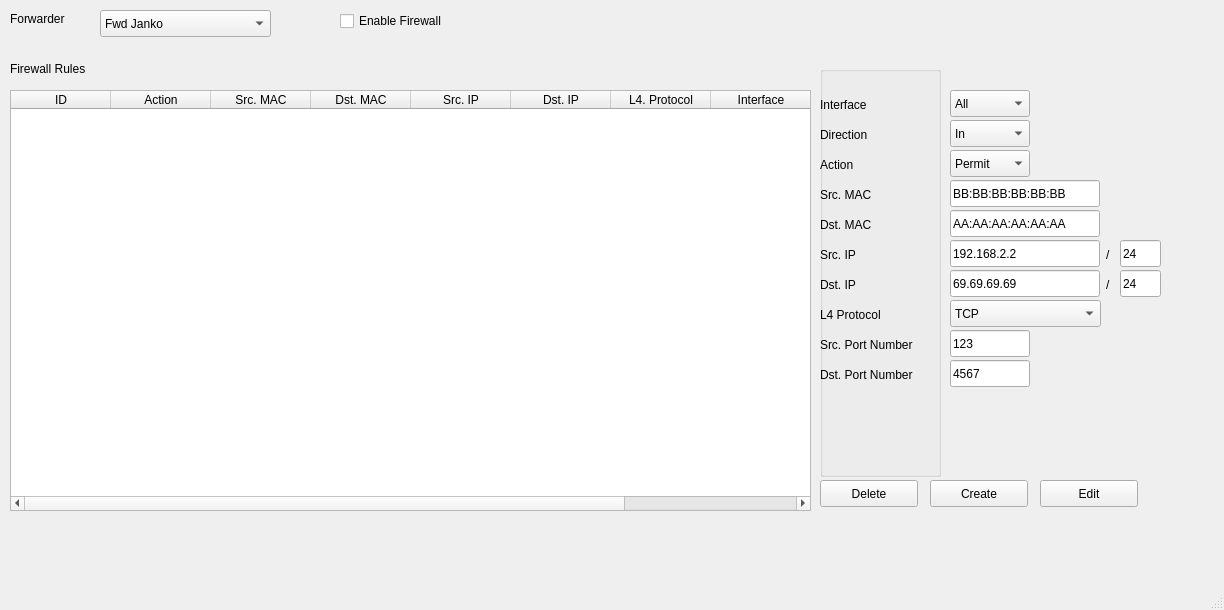
Above: code/APP_GUI/gui.ui from aks-2017/semestralne-zadania-semestralne-zadanie-74148-74196-65786 before the change. Below: the same form after it.
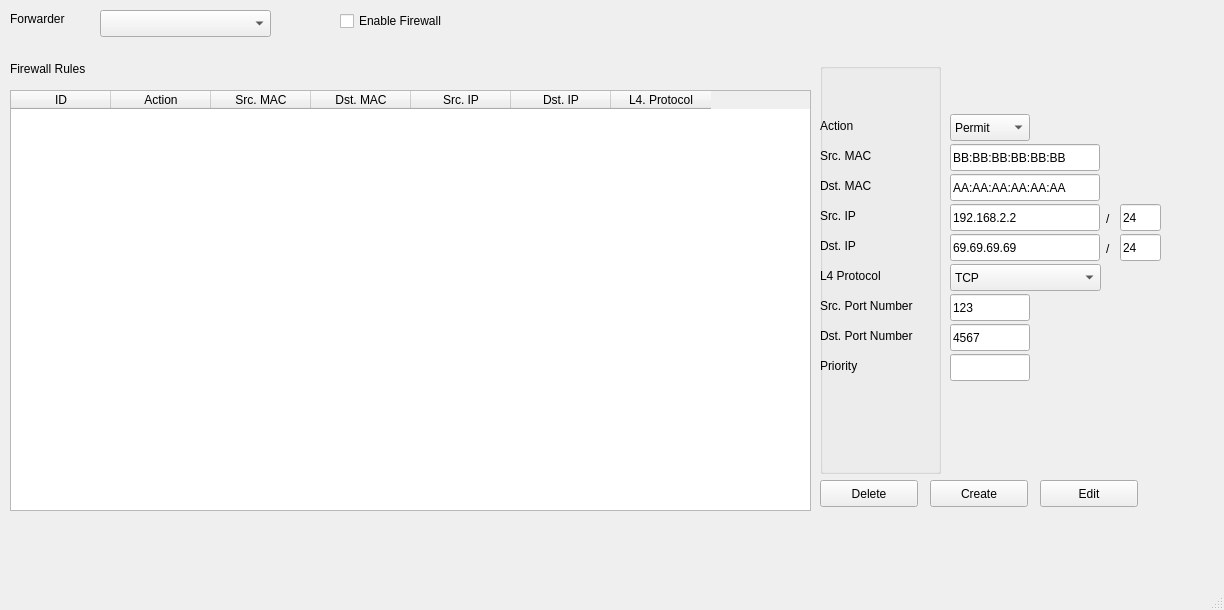
That is the form after the change.

Commit message: Funguje aj DELTE, EDIT, aj vypis do tabulky. Opravil som CREATE aby fungoval aj na viacerych forwarderoch. Opravil som tlacitko pre zapinanie akcie EDIT. Upravil som GUI.

Diff of the .ui file:
```diff
--- a/code/APP_GUI/gui.ui
+++ b/code/APP_GUI/gui.ui
@@ -63,7 +63,7 @@
      </rect>
     </property>
     <property name="columnCount">
-     <number>9</number>
+     <number>7</number>
     </property>
     <column>
      <property name="text">
@@ -100,22 +100,12 @@
       <string>L4. Protocol</string>
      </property>
     </column>
-    <column>
-     <property name="text">
-      <string>Interface</string>
-     </property>
-    </column>
-    <column>
-     <property name="text">
-      <string>Direction</string>
-     </property>
-    </column>
    </widget>
    <widget class="QLabel" name="label_5">
     <property name="geometry">
      <rect>
       <x>820</x>
-      <y>120</y>
+      <y>84</y>
       <width>66</width>
       <height>17</height>
      </rect>
@@ -128,7 +118,7 @@
     <property name="geometry">
      <rect>
       <x>820</x>
-      <y>66</y>
+      <y>63</y>
       <width>121</width>
       <height>411</height>
      </rect>
@@ -136,37 +126,11 @@
     <property name="title">
      <string/>
     </property>
-    <widget class="QLabel" name="label_3">
-     <property name="geometry">
-      <rect>
-       <x>0</x>
-       <y>30</y>
-       <width>66</width>
-       <height>17</height>
-      </rect>
-     </property>
-     <property name="text">
-      <string>Interface</string>
-     </property>
-    </widget>
-    <widget class="QLabel" name="label_4">
-     <property name="geometry">
-      <rect>
-       <x>0</x>
-       <y>60</y>
-       <width>66</width>
-       <height>17</height>
-      </rect>
-     </property>
-     <property name="text">
-      <string>Direction</string>
-     </property>
-    </widget>
     <widget class="QLabel" name="label_2">
      <property name="geometry">
       <rect>
        <x>0</x>
-       <y>90</y>
+       <y>54</y>
        <width>66</width>
        <height>17</height>
       </rect>
@@ -179,7 +143,7 @@
      <property name="geometry">
       <rect>
        <x>0</x>
-       <y>120</y>
+       <y>84</y>
        <width>66</width>
        <height>17</height>
       </rect>
@@ -192,7 +156,7 @@
      <property name="geometry">
       <rect>
        <x>0</x>
-       <y>150</y>
+       <y>114</y>
        <width>66</width>
        <height>17</height>
       </rect>
@@ -205,7 +169,7 @@
      <property name="geometry">
       <rect>
        <x>0</x>
-       <y>180</y>
+       <y>144</y>
        <width>91</width>
        <height>17</height>
       </rect>
@@ -218,7 +182,7 @@
      <property name="geometry">
       <rect>
        <x>0</x>
-       <y>210</y>
+       <y>174</y>
        <width>66</width>
        <height>17</height>
       </rect>
@@ -231,7 +195,7 @@
      <property name="geometry">
       <rect>
        <x>0</x>
-       <y>240</y>
+       <y>204</y>
        <width>91</width>
        <height>17</height>
       </rect>
@@ -244,7 +208,7 @@
      <property name="geometry">
       <rect>
        <x>0</x>
-       <y>270</y>
+       <y>234</y>
        <width>121</width>
        <height>17</height>
       </rect>
@@ -257,7 +221,7 @@
      <property name="geometry">
       <rect>
        <x>0</x>
-       <y>300</y>
+       <y>264</y>
        <width>121</width>
        <height>17</height>
       </rect>
@@ -266,6 +230,19 @@
       <string>Dst. Port Number</string>
      </property>
     </widget>
+    <widget class="QLabel" name="label_3">
+     <property name="geometry">
+      <rect>
+       <x>0</x>
+       <y>294</y>
+       <width>66</width>
+       <height>17</height>
+      </rect>
+     </property>
+     <property name="text">
+      <string>Priority</string>
+     </property>
+    </widget>
    </widget>
    <widget class="QLabel" name="label_11">
     <property name="geometry">
@@ -306,46 +283,11 @@
      <string>Edit</string>
     </property>
    </widget>
-   <widget class="QComboBox" name="guiCbInterface">
-    <property name="geometry">
-     <rect>
-      <x>950</x>
-      <y>90</y>
-      <width>80</width>
-      <height>27</height>
-     </rect>
-    </property>
-    <item>
-     <property name="text">
-      <string>All</string>
-     </property>
-    </item>
-   </widget>
-   <widget class="QComboBox" name="guiCbDirection">
-    <property name="geometry">
-     <rect>
-      <x>950</x>
-      <y>120</y>
-      <width>80</width>
-      <height>27</height>
-     </rect>
-    </property>
-    <item>
-     <property name="text">
-      <string>In</string>
-     </property>
-    </item>
-    <item>
-     <property name="text">
-      <string>Out</string>
-     </property>
-    </item>
-   </widget>
    <widget class="QComboBox" name="guiCbAction">
     <property name="geometry">
      <rect>
       <x>950</x>
-      <y>150</y>
+      <y>114</y>
       <width>80</width>
       <height>27</height>
      </rect>
@@ -365,7 +307,7 @@
     <property name="geometry">
      <rect>
       <x>950</x>
-      <y>180</y>
+      <y>144</y>
       <width>150</width>
       <height>27</height>
      </rect>
@@ -378,7 +320,7 @@
     <property name="geometry">
      <rect>
       <x>950</x>
-      <y>210</y>
+      <y>174</y>
       <width>150</width>
       <height>27</height>
      </rect>
@@ -391,7 +333,7 @@
     <property name="geometry">
      <rect>
       <x>950</x>
-      <y>240</y>
+      <y>204</y>
       <width>150</width>
       <height>27</height>
      </rect>
@@ -404,7 +346,7 @@
     <property name="geometry">
      <rect>
       <x>950</x>
-      <y>270</y>
+      <y>234</y>
       <width>150</width>
       <height>27</height>
      </rect>
@@ -417,7 +359,7 @@
     <property name="geometry">
      <rect>
       <x>950</x>
-      <y>300</y>
+      <y>264</y>
       <width>151</width>
       <height>27</height>
      </rect>
@@ -442,7 +384,7 @@
     <property name="geometry">
      <rect>
       <x>950</x>
-      <y>330</y>
+      <y>294</y>
       <width>80</width>
       <height>27</height>
      </rect>
@@ -455,7 +397,7 @@
     <property name="geometry">
      <rect>
       <x>950</x>
-      <y>360</y>
+      <y>324</y>
       <width>80</width>
       <height>27</height>
      </rect>
@@ -468,7 +410,7 @@
     <property name="geometry">
      <rect>
       <x>1120</x>
-      <y>240</y>
+      <y>204</y>
       <width>41</width>
       <height>27</height>
      </rect>
@@ -481,7 +423,7 @@
     <property name="geometry">
      <rect>
       <x>1106</x>
-      <y>246</y>
+      <y>210</y>
       <width>16</width>
       <height>17</height>
      </rect>
@@ -494,7 +436,7 @@
     <property name="geometry">
      <rect>
       <x>1120</x>
-      <y>270</y>
+      <y>234</y>
       <width>41</width>
       <height>27</height>
      </rect>
@@ -507,7 +449,7 @@
     <property name="geometry">
      <rect>
       <x>1106</x>
-      <y>276</y>
+      <y>240</y>
       <width>16</width>
       <height>17</height>
      </rect>
@@ -525,21 +467,16 @@
       <height>27</height>
      </rect>
     </property>
-    <item>
-     <property name="text">
-      <string>Fwd Janko</string>
-     </property>
-    </item>
-    <item>
-     <property name="text">
-      <string>Fwd Samko</string>
-     </property>
-    </item>
-    <item>
-     <property name="text">
-      <string>Fwd Danko</string>
-     </property>
-    </item>
+   </widget>
+   <widget class="QLineEdit" name="guiLePriority">
+    <property name="geometry">
+     <rect>
+      <x>950</x>
+      <y>354</y>
+      <width>80</width>
+      <height>27</height>
+     </rect>
+    </property>
    </widget>
   </widget>
   <widget class="QMenuBar" name="menubar">
```
The commit also changes 3 other files.
